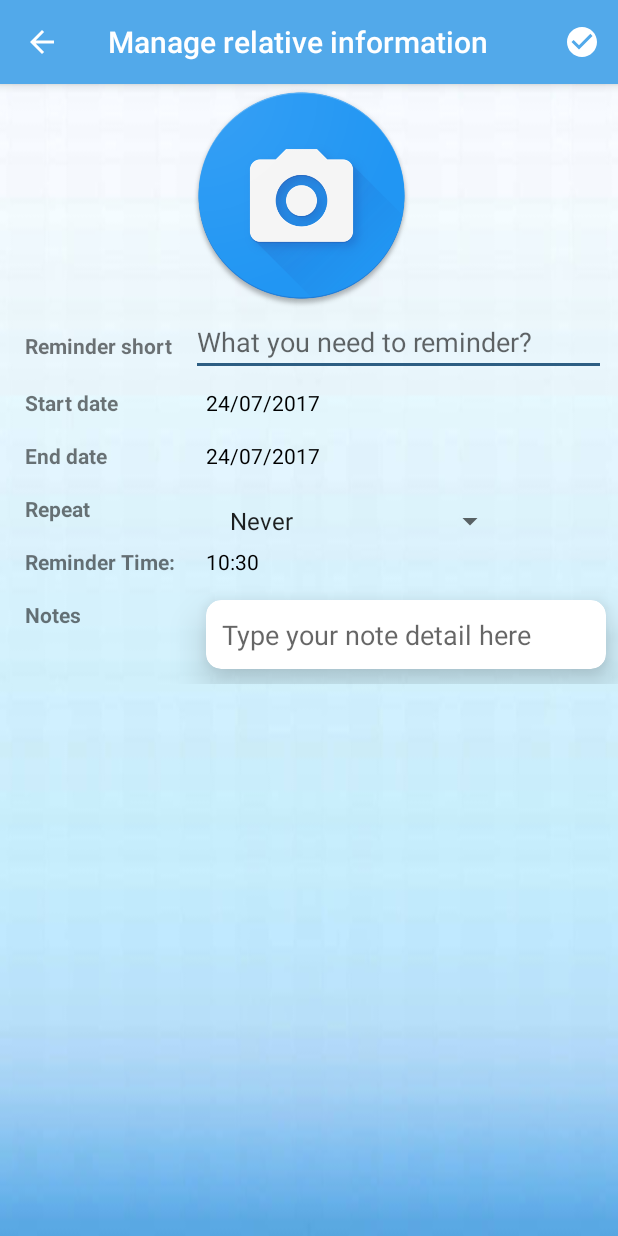
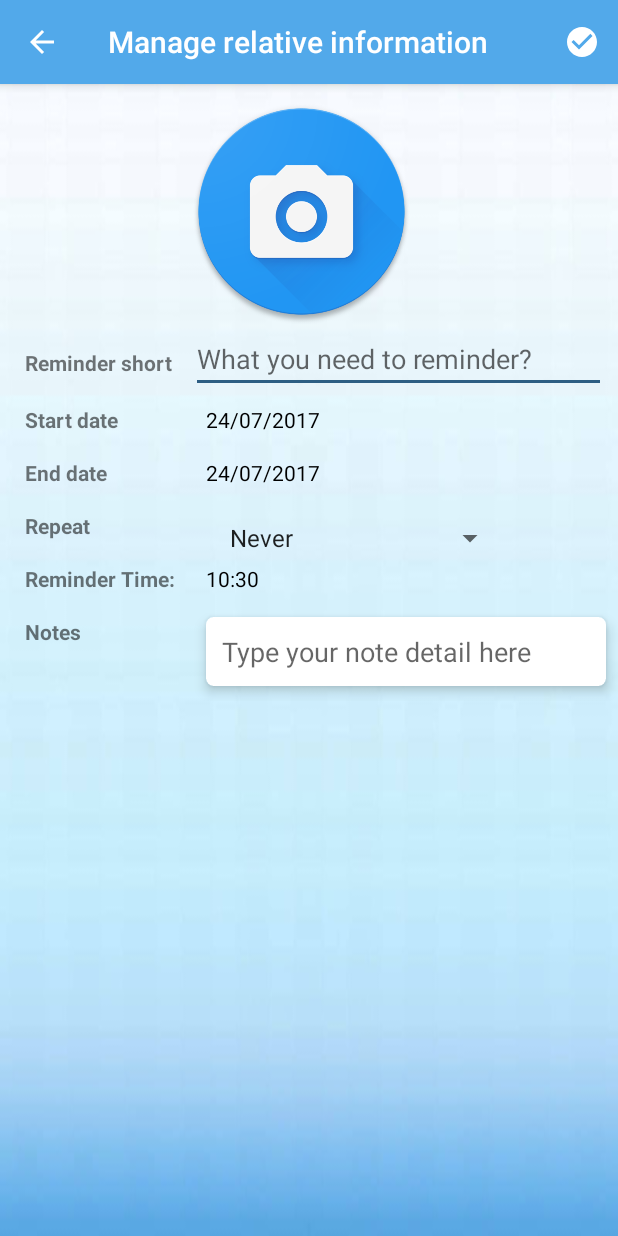
Before and after one commit to TruongThanhIT/HealthCareSupporter, an Android app: the AddEditReminderActivity screen opened directly, with no data from a screen before it, on a phone screen of 412 x 824 dp. Run offline under Robolectric (Android 15) with nearby library versions, the phone set to English and light mode, and no system bars; our stand-ins replace ButterKnife, Firebase (no records; nobody signed in at launch, a user with empty details on screens opened directly), Picasso; libraries missing offline, so code that uses them is left out: com.vansuita.pickimage; pictures from the network do not load; 1 statement that could not run was skipped.

Commit message:
Clean Up

```diff
--- a/app/src/main/AndroidManifest.xml
+++ b/app/src/main/AndroidManifest.xml
@@ -75,6 +75,16 @@
             android:hardwareAccelerated="true"
             android:screenOrientation="portrait"
             android:theme="@style/AppTheme.NoActionBar" />
+        <activity
+            android:name=".activity.ConfirmFallActivity"
+            android:screenOrientation="portrait"
+            android:theme="@style/FullScreen" />
+        <activity
+            android:name=".activity.ReminderDetailsActivity"
+            android:screenOrientation="portrait"
+            android:theme="@style/AppTheme.NoActionBar" />
+
+        <receiver android:name=".myBroadcasts.SmsReceiver" />
 
         <service
             android:name=".myServices.ReminderService"
@@ -84,21 +94,10 @@
                 <action android:name=".utils.ReminderService" />
             </intent-filter>
         </service>
-
-        <activity
-            android:name=".activity.ConfirmFallActivity"
-            android:screenOrientation="portrait"
-            android:theme="@style/FullScreen" />
-
-        <receiver android:name=".myBroadcasts.SmsReceiver" />
-
         <service android:name=".myServices.DetectFallService" />
         <service android:name=".myServices.GetLocationService" />
 
-        <activity
-            android:name=".activity.ReminderDetailsActivity"
-            android:screenOrientation="portrait"
-            android:theme="@style/AppTheme.NoActionBar"></activity>
+
     </application>
 
 </manifest>
--- a/app/src/main/res/layout/content_add_edit_reminder.xml
+++ b/app/src/main/res/layout/content_add_edit_reminder.xml
@@ -19,13 +19,13 @@
             android:id="@+id/imgThumb"
             android:layout_width="@dimen/size_150"
             android:layout_height="@dimen/size_150"
-            android:layout_marginTop="-1dp"
+            android:layout_marginTop="10dp"
             android:scaleType="centerCrop"
+            app:layout_constraintHorizontal_bias="0.482"
             app:layout_constraintLeft_toLeftOf="parent"
             app:layout_constraintRight_toRightOf="parent"
             app:layout_constraintTop_toTopOf="parent"
-            app:srcCompat="@drawable/image_camera"
-            app:layout_constraintHorizontal_bias="0.482" />
+            app:srcCompat="@drawable/image_camera" />
 
         <TextView
             android:id="@+id/textView6"
@@ -119,10 +119,10 @@
             android:id="@+id/txtStart"
             android:layout_width="wrap_content"
             android:layout_height="wrap_content"
+            android:layout_marginLeft="@dimen/size_10"
             android:layout_marginTop="0dp"
             android:text="TextView"
             android:textColor="@color/color_black"
-            android:layout_marginLeft="@dimen/size_10"
             app:layout_constraintBottom_toBottomOf="@+id/textView7"
             app:layout_constraintLeft_toLeftOf="@+id/edtReminder"
             app:layout_constraintTop_toTopOf="@+id/textView7"
@@ -146,9 +146,9 @@
             android:layout_marginEnd="@dimen/size_8"
             android:layout_marginRight="@dimen/size_12"
             android:layout_marginTop="@dimen/size_0"
-            app:cardCornerRadius="@dimen/size_10"
-            app:cardElevation="@dimen/size_15"
-            app:contentPadding="@dimen/size_5"
+            app:cardCornerRadius="5dp"
+            app:cardElevation="5dp"
+            app:contentPadding="5dp"
             app:layout_constraintBottom_toBottomOf="parent"
             app:layout_constraintHorizontal_bias="0.0"
             app:layout_constraintLeft_toLeftOf="@+id/spinReminderRepeat"
```
